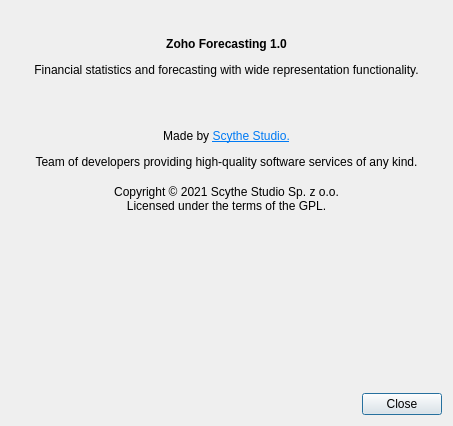
First picture: the form in src/widgets/AboutDialog.ui, repository scytheStudio/Zoho-Books-Forecasting, before the edit.
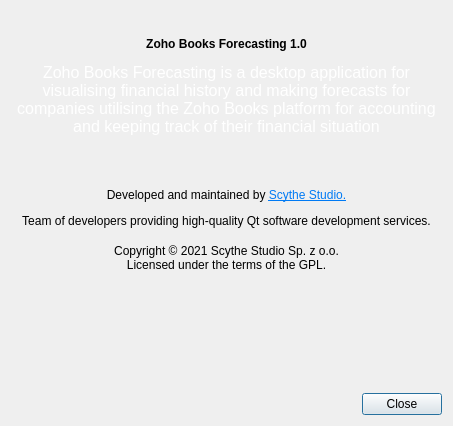
Second picture: the form after the edit. Icons and pictures are not drawn.

Commit message: App icon added for macOS, app renamed to Zoho Books Forecasting

Diff of the .ui file:
```diff
--- a/src/widgets/AboutDialog.ui
+++ b/src/widgets/AboutDialog.ui
@@ -79,7 +79,7 @@
         </font>
        </property>
        <property name="text">
-        <string>&lt;html&gt;&lt;head/&gt;&lt;body&gt;&lt;p&gt;&lt;span style=&quot; font-weight:600;&quot;&gt;Zoho Forecasting 1.0&lt;/span&gt;&lt;/p&gt;&lt;p&gt;Financial statistics and forecasting with wide representation functionality.&lt;/p&gt;&lt;/body&gt;&lt;/html&gt;</string>
+        <string>&lt;html&gt;&lt;head/&gt;&lt;body&gt;&lt;p&gt;&lt;span style=&quot; font-weight:600;&quot;&gt;Zoho Books Forecasting 1.0&lt;/span&gt;&lt;/p&gt;&lt;p&gt;&lt;span style=&quot; font-family:'Roboto'; font-size:12pt; color:#ffffff;&quot;&gt;Zoho Books Forecasting is a &lt;/span&gt;&lt;span style=&quot; font-size:12pt; color:#ffffff;&quot;/&gt;&lt;span style=&quot; font-family:'Roboto'; font-size:12pt; color:#ffffff;&quot;&gt;desktop application for visualising financial history and making forecasts for companies utilising the Zoho Books platform for accounting and keeping track of their financial situation&lt;/span&gt;&lt;/p&gt;&lt;/body&gt;&lt;/html&gt;</string>
        </property>
        <property name="alignment">
         <set>Qt::AlignCenter</set>
@@ -156,7 +156,7 @@
         </font>
        </property>
        <property name="text">
-        <string>&lt;html&gt;&lt;head/&gt;&lt;body&gt;&lt;p&gt;Made by &lt;a href=&quot;https://www.scythe-studio.com/&quot;&gt;&lt;span style=&quot; text-decoration: underline; color:#007af4;&quot;&gt;Scythe Studio.&lt;/span&gt;&lt;/a&gt;&lt;/p&gt;&lt;p&gt;Team of developers providing high-quality software services of any kind.&lt;/p&gt;&lt;/body&gt;&lt;/html&gt;</string>
+        <string>&lt;html&gt;&lt;head/&gt;&lt;body&gt;&lt;p&gt;Developed and maintained by &lt;a href=&quot;https://www.scythe-studio.com/&quot;&gt;&lt;span style=&quot; text-decoration: underline; color:#007af4;&quot;&gt;Scythe Studio.&lt;/span&gt;&lt;/a&gt;&lt;/p&gt;&lt;p&gt;Team of developers providing high-quality Qt software development services.&lt;/p&gt;&lt;/body&gt;&lt;/html&gt;</string>
        </property>
        <property name="alignment">
         <set>Qt::AlignCenter</set>
```
The commit also changes 8 other files.
